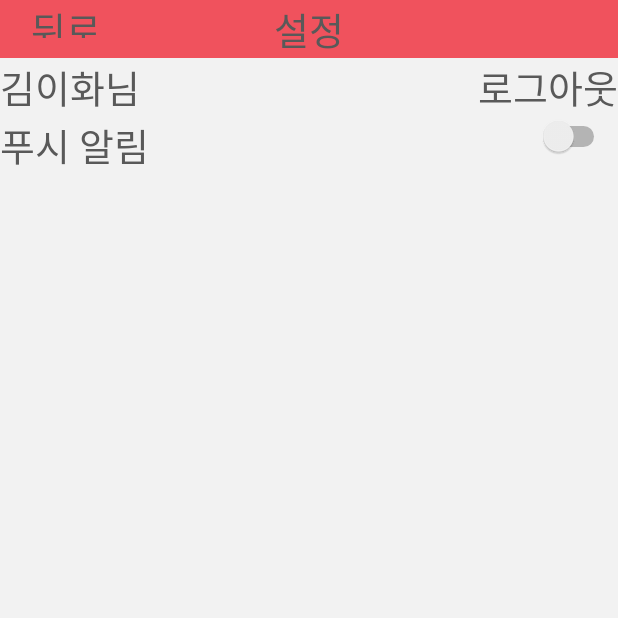
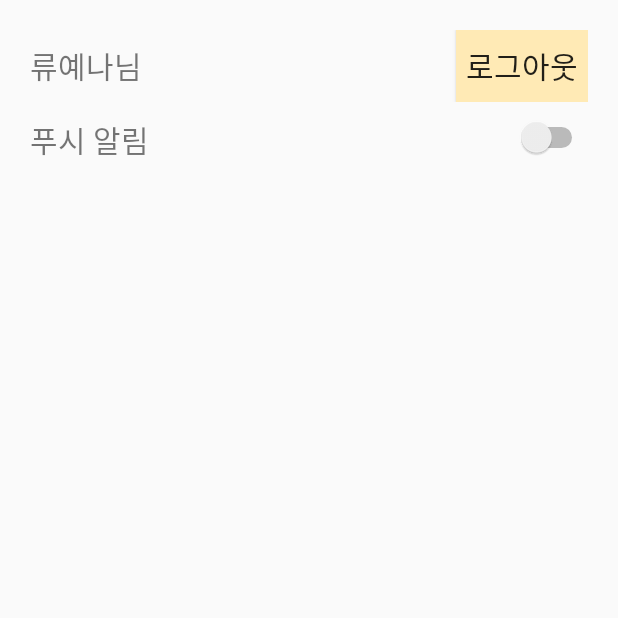
Before and after one commit to YeahN/Tutum, an Android app: the fragment SettingFragment shown on its own in the app's theme, on a phone screen of 412 x 824 dp, the top half of it. Run offline under Robolectric (Android 15) with nearby library versions, the phone set to English and light mode, and no system bars.

Commit message:
2017-09-15

```diff
--- a/android/app/src/main/res/layout/activity_new_invoice.xml
+++ b/android/app/src/main/res/layout/activity_new_invoice.xml
@@ -81,12 +81,14 @@
                 android:layout_weight="2">
 
                 <RadioButton
+                    android:id="@+id/activity_new_invoice_prepaid_radiobutton"
                     android:layout_width="0dp"
                     android:layout_height="wrap_content"
                     android:layout_weight="1"
                     android:checked="true"
                     android:text="선불" />
                 <RadioButton
+                    android:id="@+id/activity_new_invoice_deferred_radiobutton"
                     android:layout_width="0dp"
                     android:layout_height="wrap_content"
                     android:layout_weight="1"
--- a/android/app/src/main/res/layout/fragment_setting.xml
+++ b/android/app/src/main/res/layout/fragment_setting.xml
@@ -1,67 +1,48 @@
 <?xml version="1.0" encoding="utf-8"?>
-<RelativeLayout xmlns:android="http://schemas.android.com/apk/res/android"
+<LinearLayout xmlns:android="http://schemas.android.com/apk/res/android"
     android:orientation="vertical" android:layout_width="match_parent"
-    android:layout_height="match_parent" android:background="@color/background_gray">
+    android:layout_height="match_parent"
+    android:padding="20dp">
 
-    <ListView
-        android:id="@+id/fragment_setting_listview"
+    <RelativeLayout
         android:layout_width="match_parent"
-        android:layout_height="match_parent"/>
+        android:layout_height="wrap_content">
 
-    <TextView
-        android:id="@+id/setting_view"
+        <TextView
+            android:id="@+id/fragment_setting_name_text"
+            android:layout_width="wrap_content"
+            android:layout_height="wrap_content"
+            android:layout_centerVertical="true"
+            android:text="류예나님"
+            android:textSize="20dp"/>
+        <Button
+            android:id="@+id/fragment_setting_logout_button"
+            android:layout_width="wrap_content"
+            android:layout_height="wrap_content"
+            android:layout_alignParentRight="true"
+            android:text="로그아웃"
+            android:textSize="20dp"
+            android:background="@color/tutum_yellow" />
+
+    </RelativeLayout>
+
+    <RelativeLayout
         android:layout_width="match_parent"
         android:layout_height="wrap_content"
-        android:background="@color/tutum_pink"
-        android:text="설정"
-        android:textColor="@color/tutum_text_color"
-        android:textSize="25dp"
-        android:gravity="center_horizontal"/>
+        android:layout_marginTop="10dp">
 
-    <Button
-        android:id="@+id/setting_back_button"
-        android:layout_width="wrap_content"
-        android:layout_height="25dp"
-        android:background="#00ff0000"
-        android:text="뒤로"
-        android:textColor="@color/tutum_text_color"
-        android:textSize="25dp"/>
+        <TextView
+            android:layout_width="wrap_content"
+            android:layout_height="wrap_content"
+            android:layout_centerVertical="true"
+            android:text="푸시 알림"
+            android:textSize="20dp"/>
+        <Switch
+            android:id="@+id/fragment_setting_push_switch"
+            android:layout_width="wrap_content"
+            android:layout_height="wrap_content"
+            android:layout_alignParentRight="true" />
 
-    <TextView
-        android:id="@+id/setting_login_info"
-        android:layout_width="match_parent"
-        android:layout_height="wrap_content"
-        android:layout_below="@id/setting_view"
-        android:text="김이화님"
-        android:textColor="@color/tutum_text_color"
-        android:textSize="25dp"/>
+    </RelativeLayout>
 
-    <Button
-        android:id="@+id/setting_logout_button"
-        android:layout_width="match_parent"
-        android:layout_height="wrap_content"
-        android:layout_below="@id/setting_view"
-        android:gravity="right"
-        android:background="#00ff0000"
-        android:text="로그아웃"
-        android:textSize="25dp"
-        android:textColor="@color/tutum_text_color" />
-
-    <TextView
-        android:id="@+id/setting_push_alarm"
-        android:layout_width="match_parent"
-        android:layout_height="wrap_content"
-        android:layout_below="@id/setting_login_info"
-        android:text="푸시 알림"
-        android:textColor="@color/tutum_text_color"
-        android:textSize="25dp"
-        />
-
-    <Switch
-        android:id="@+id/setting_push_alarm_switch"
-        android:layout_width="match_parent"
-        android:layout_height="wrap_content"
-        android:layout_below="@id/setting_login_info"
-        android:layout_marginRight="5dp"/>
-
-</RelativeLayout>
+</LinearLayout>
```
